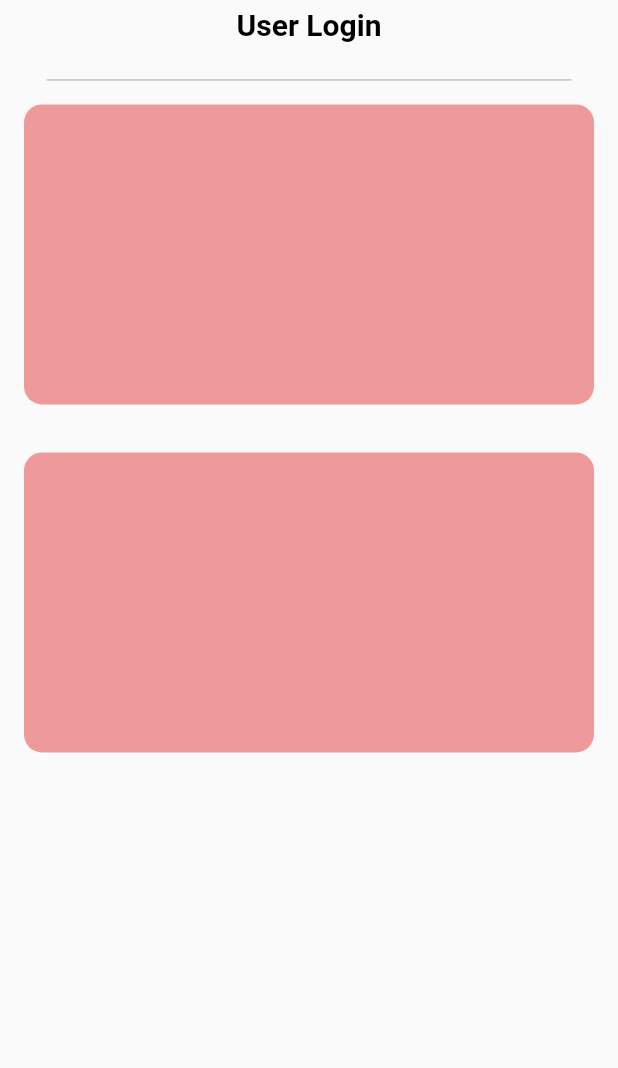
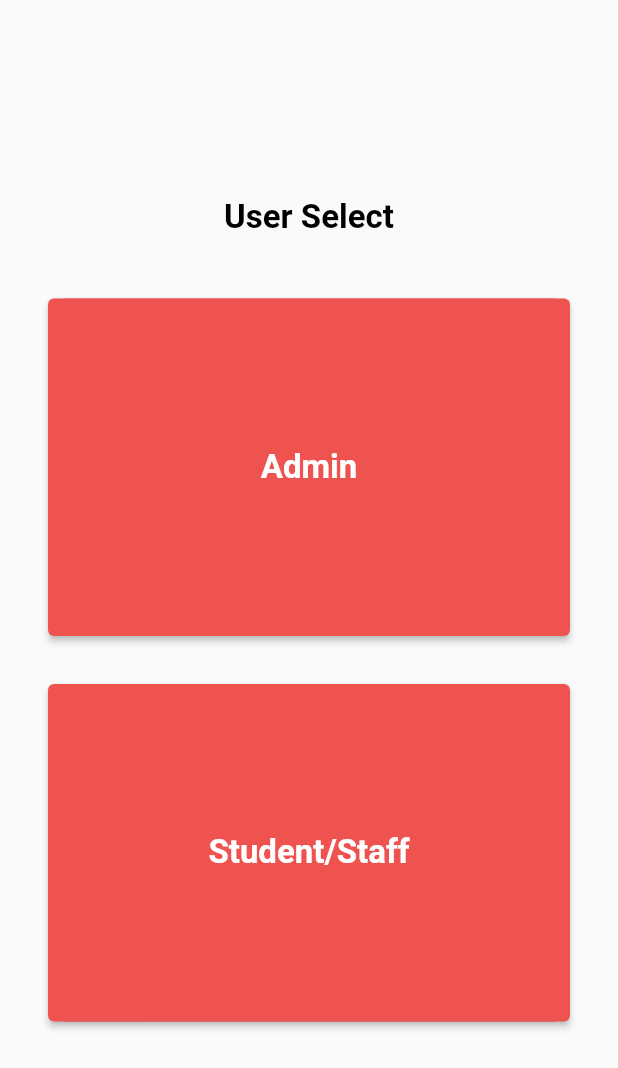
Before and after one commit to Oracle-Diamond/oracle_diamond_02, a Flutter app: the UserSelect screen opened directly, on a phone screen of 412 x 824 dp. Shown: the top 1068 px of the screen. Run offline on Flutter 3.47's test engine with Material 2 defaults, Android fonts, the phone set to English and light mode, and no system bars; our stand-ins replace firebase_auth, firebase_core, table_calendar; accounts and stored records are empty; network calls fail.

Commit message:
user select screen

```diff
--- a/lib/user_select.dart
+++ b/lib/user_select.dart
@@ -12,44 +12,81 @@ class _UserSelectState extends State<UserSelect> {
   @override
   Widget build(BuildContext context) {
     return Scaffold(
-      body: Column(
+        body: Padding(
+      padding: const EdgeInsets.all(16.0),
+      child: Column(
+        mainAxisAlignment: MainAxisAlignment.center,
         children: [
           const SizedBox(
             height: 5.0,
           ),
-          const Text("User Login",
+          const Text("User Select",
               textAlign: TextAlign.center,
               style: TextStyle(
                 color: Colors.black,
-                fontSize: 20.0,
+                fontSize: 22.0,
                 fontWeight: FontWeight.bold,
               )),
           const SizedBox(
             height: 25.0,
           ),
           Container(
-            height: 0.6,
-            width: 350.0,
-            color: Colors.grey,
+            margin: EdgeInsets.all(16),
+            height: 225,
+            decoration: BoxDecoration(
+              borderRadius: BorderRadius.circular(12),
+              color: Colors.red[400],
+            ),
+            width: double.infinity,
+            child: ElevatedButton(
+                child: Text(
+                  "Admin",
+                  textAlign: TextAlign.center,
+                  style: TextStyle(
+                    color: Colors.white,
+                    fontSize: 22.0,
+                    fontWeight: FontWeight.bold,
+                  ),
+                ),
+                onPressed: () {},
+                style: ButtonStyle(
+                  backgroundColor: MaterialStateProperty.all(
+                      Color.fromARGB(255, 239, 83, 80)),
+                )),
           ),
           Container(
             margin: EdgeInsets.all(16),
-            height: 200,
+            height: 225,
             decoration: BoxDecoration(
               borderRadius: BorderRadius.circular(12),
-              color: Colors.red[200],
+              color: Colors.red[400],
             ),
-          ),
-          Container(
-            margin: EdgeInsets.all(16),
-            height: 200,
-            decoration: BoxDecoration(
-              borderRadius: BorderRadius.circular(12),
-              color: Colors.red[200],
-            ),
+            width: double.infinity,
+            child: ElevatedButton(
+                child: Text(
+                  "Student/Staff",
+                  textAlign: TextAlign.center,
+                  style: TextStyle(
+                    color: Colors.white,
+                    fontSize: 22.0,
+                    fontWeight: FontWeight.bold,
+                  ),
+                ),
+                onPressed: () {
+                  Navigator.push(
+                    context,
+                    MaterialPageRoute(
+                      builder: (context) => FacilitiesListScreen(),
+                    ),
+                  );
+                },
+                style: ButtonStyle(
+                  backgroundColor: MaterialStateProperty.all(
+                      Color.fromARGB(255, 239, 83, 80)),
+                )),
           ),
         ],
       ),
-    );
+    ));
   }
 }
```
